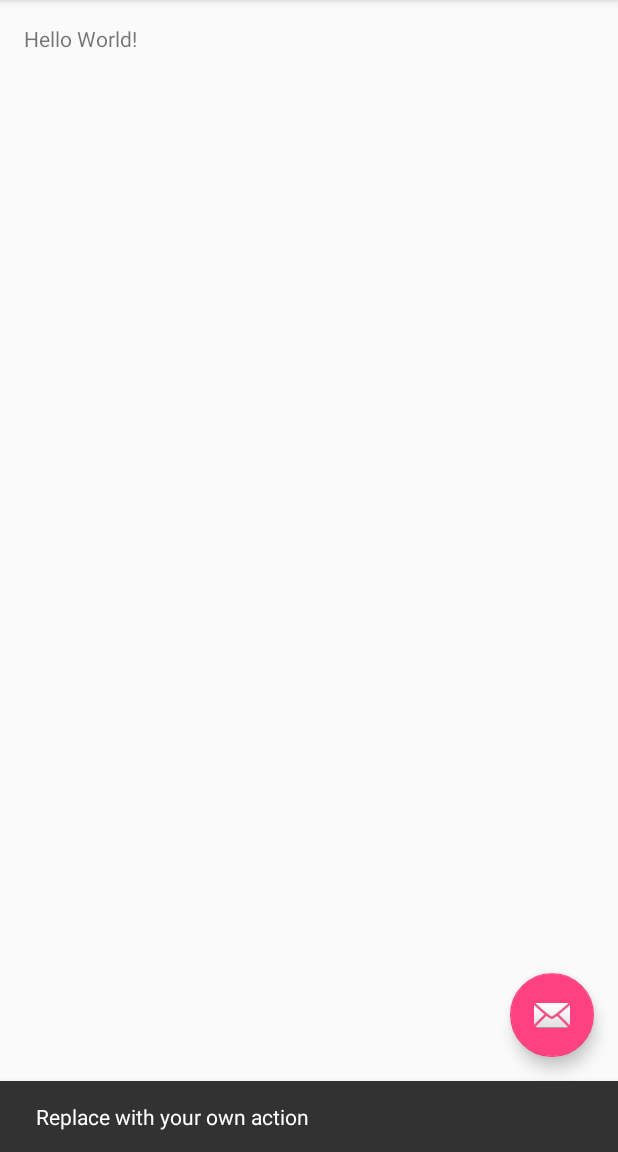
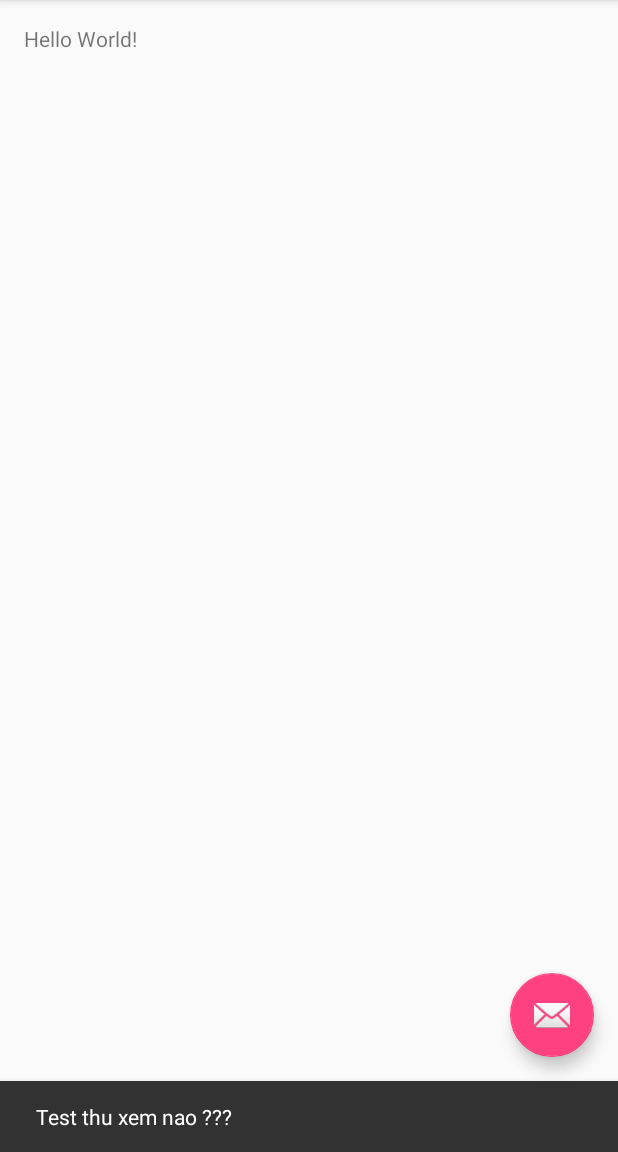
Before and after one commit to alanddev/gymlover, an Android app: the screen it shows after launch (MainActivity), after a tap on an icon or button, on a phone screen of 412 x 824 dp, the part 84-1236 px from its top. Run offline under Robolectric (Android 15) with nearby library versions, the phone set to English and light mode, and no system bars.

Commit message:
Tetst commit

```diff
--- a/app/src/main/java/com/alanddev/gymlover/MainActivity.java
+++ b/app/src/main/java/com/alanddev/gymlover/MainActivity.java
@@ -22,7 +22,7 @@ public class MainActivity extends AppCompatActivity {
         fab.setOnClickListener(new View.OnClickListener() {
             @Override
             public void onClick(View view) {
-                Snackbar.make(view, "Replace with your own action", Snackbar.LENGTH_LONG)
+                Snackbar.make(view, "Test thu xem nao ???", Snackbar.LENGTH_LONG)
                         .setAction("Action", null).show();
             }
         });
```
